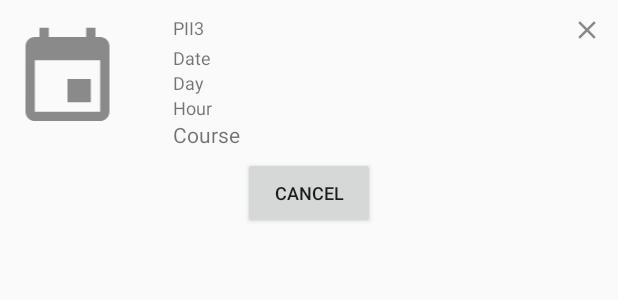
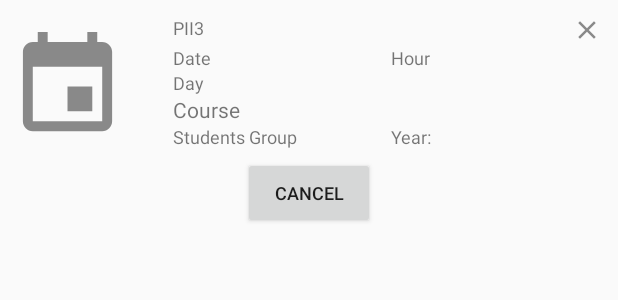
Before and after one commit to VictoriaFargutu/unibook-android, an Android app: the layout reservation_quick_view_layout.xml on its own in the app's theme, with its tools: preview values and no code run, on a phone screen of 412 x 824 dp. Shown: the top 300 px of the screen. Run offline under Robolectric (Android 15) with nearby library versions, the phone set to English and light mode, and no system bars; network calls fail.

Commit message:
Functionality for quick view on My Reservations fragment

```diff
--- a/app/src/main/java/com/fargutuvictoria/unibook/ui/reservation/show/MyReservationsContract.java
+++ b/app/src/main/java/com/fargutuvictoria/unibook/ui/reservation/show/MyReservationsContract.java
@@ -8,6 +8,8 @@ import java.util.List;
 public interface MyReservationsContract {
     interface Fragment {
         void showReservationsLoaded(List<Reservation> reservations);
+
+        void openReservationQuickView(Reservation reservation);
     }
 
     interface Presenter {
--- a/app/src/main/res/layout/reservation_quick_view_layout.xml
+++ b/app/src/main/res/layout/reservation_quick_view_layout.xml
@@ -17,9 +17,10 @@
                 android:id="@+id/carwash_logo"
                 android:layout_width="90dp"
                 android:layout_height="90dp"
+                android:layout_marginTop="10dp"
                 android:paddingEnd="5dp"
                 android:paddingStart="5dp"
-                android:paddingTop="15dp"
+                android:paddingTop="5dp"
                 android:src="@drawable/ic_event_black_48dp" />
 
         </LinearLayout>
@@ -58,38 +59,73 @@
 
             </RelativeLayout>
 
+            <LinearLayout
+                android:layout_width="match_parent"
+                android:layout_height="wrap_content"
+                android:orientation="horizontal">
+
                 <TextView
                     android:id="@+id/reservation_quick_date"
-                android:layout_width="match_parent"
+                    android:layout_width="0dp"
                     android:layout_height="wrap_content"
+                    android:layout_weight="0.5"
+                    android:paddingEnd="3dp"
                     android:text="Date"
                     android:textSize="12sp" />
 
                 <TextView
-                android:id="@+id/reservation_day"
+                    android:id="@+id/reservation_quick_hour"
+                    android:layout_width="0dp"
+                    android:layout_height="wrap_content"
+                    android:layout_weight="0.5"
+                    android:paddingEnd="3dp"
+                    android:text="Hour"
+                    android:textSize="12sp" />
+            </LinearLayout>
+
+            <TextView
+                android:id="@+id/reservation_quick_day"
                 android:layout_width="match_parent"
                 android:layout_height="wrap_content"
                 android:text="Day"
                 android:textSize="12sp" />
 
             <TextView
-                android:id="@+id/reservation_hour"
+                android:id="@+id/reservation_quick_course"
                 android:layout_width="match_parent"
                 android:layout_height="wrap_content"
-                android:text="Hour"
+                android:text="Course" />
+
+            <LinearLayout
+                android:layout_width="match_parent"
+                android:layout_height="wrap_content"
+                android:orientation="horizontal">
+
+                <TextView
+                    android:id="@+id/reservation_quick_students_group"
+                    android:layout_width="0dp"
+                    android:layout_height="wrap_content"
+                    android:layout_weight="0.5"
+                    android:paddingEnd="3dp"
+                    android:text="Students Group"
                     android:textSize="12sp" />
 
                 <TextView
-                android:id="@+id/reservation_course"
-                android:layout_width="match_parent"
+                    android:id="@+id/reservation_quick_students_year"
+                    android:layout_width="0dp"
                     android:layout_height="wrap_content"
-                android:text="Course" />
+                    android:layout_weight="0.5"
+                    android:paddingEnd="3dp"
+                    android:text="Year: "
+                    android:textSize="12sp" />
+            </LinearLayout>
 
         </LinearLayout>
 
     </LinearLayout>
 
     <Button
+        android:id="@+id/quick_cancel_reservation"
         android:layout_width="wrap_content"
         android:layout_height="wrap_content"
         android:layout_gravity="center"
```
Also changed, not shown: app/src/main/java/com/fargutuvictoria/unibook/ui/home/adapter/reservation/ReservationListViewAdapter.java (+22 -27 lines), app/src/main/java/com/fargutuvictoria/unibook/ui/reservation/show/MyReservationsFragment.java (+62 -1 lines), app/src/main/res/layout/fragment_list.xml (+11 -2 lines). Lines whose indentation alone changed are shown as unchanged.
